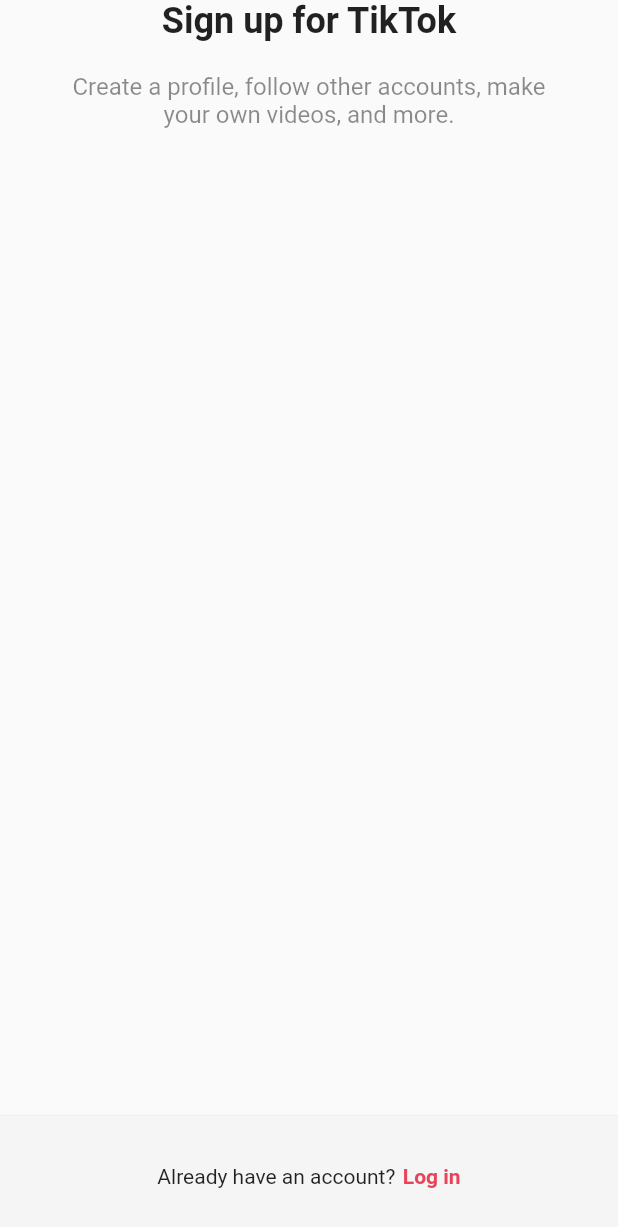
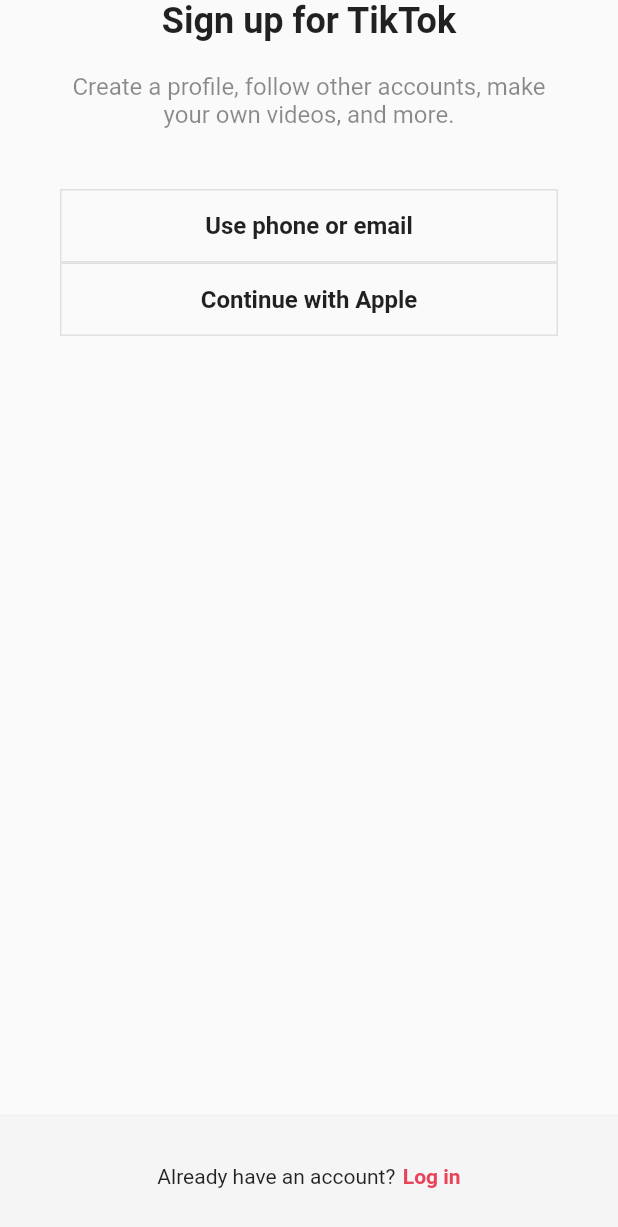
Before and after one commit to geonwoo-jeong/tiktok_clone, a Flutter app: the screen it shows after launch, on a phone screen of 412 x 824 dp. Shown: the top 1227 px of the screen. Run offline on Flutter 3.47's test engine with Material 2 defaults, Android fonts, the phone set to English and light mode, and no system bars.

Commit message:
Login Screen

```diff
--- a/lib/screens/sign_up/sign_up.screen.dart
+++ b/lib/features/authentication/login.screen.dart
@@ -2,8 +2,12 @@ import 'package:flutter/material.dart';
 import 'package:tiktok_clone/constants/gaps.dart';
 import 'package:tiktok_clone/constants/sizes.dart';
 
-class SignUpScreen extends StatelessWidget {
-  const SignUpScreen({super.key});
+class LoginScreen extends StatelessWidget {
+  const LoginScreen({super.key});
+
+  void onSignUpTap(BuildContext context) {
+    Navigator.of(context).pop();
+  }
 
   @override
   Widget build(BuildContext context) {
@@ -16,7 +20,7 @@ class SignUpScreen extends StatelessWidget {
           child: Column(
             children: const [
               Text(
-                "Sign up for TikTok",
+                "Log in to TikTok",
                 style: TextStyle(
                   fontSize: Sizes.size24,
                   fontWeight: FontWeight.w700,
@@ -24,7 +28,7 @@ class SignUpScreen extends StatelessWidget {
               ),
               Gaps.v20,
               Text(
-                "Create a profile, follow other accounts, make your own videos, and more.",
+                "Manage your account, check notifictions, comment on videos, and more.",
                 style: TextStyle(
                   fontSize: Sizes.size16,
                   color: Colors.black45,
@@ -46,14 +50,17 @@ class SignUpScreen extends StatelessWidget {
             mainAxisAlignment: MainAxisAlignment.center,
             children: [
               const Text(
-                'Already have an account?',
+                "Don't have an account?",
               ),
               Gaps.h5,
-              Text(
-                'Log in',
-                style: TextStyle(
-                  fontWeight: FontWeight.w600,
-                  color: Theme.of(context).primaryColor,
+              GestureDetector(
+                onTap: () => onSignUpTap(context),
+                child: Text(
+                  'Sign up',
+                  style: TextStyle(
+                    fontWeight: FontWeight.w600,
+                    color: Theme.of(context).primaryColor,
+                  ),
                 ),
               ),
             ],
--- /dev/null
+++ b/lib/features/authentication/sign_up.screen.dart
@@ -0,0 +1,81 @@
+import 'package:flutter/material.dart';
+import 'package:tiktok_clone/constants/gaps.dart';
+import 'package:tiktok_clone/constants/sizes.dart';
+import 'package:tiktok_clone/features/authentication/login.screen.dart';
+import 'package:tiktok_clone/features/authentication/widgets/auth_button.dart';
+
+class SignUpScreen extends StatelessWidget {
+  const SignUpScreen({super.key});
+
+  void onLoginTop(BuildContext context) {
+    Navigator.of(context).push(
+      MaterialPageRoute(
+        builder: (context) => const LoginScreen(),
+      ),
+    );
+  }
+
+  @override
+  Widget build(BuildContext context) {
+    return Scaffold(
+      body: SafeArea(
+        child: Padding(
+          padding: const EdgeInsets.symmetric(
+            horizontal: Sizes.size40,
+          ),
+          child: Column(
+            children: const [
+              Text(
+                "Sign up for TikTok",
+                style: TextStyle(
+                  fontSize: Sizes.size24,
+                  fontWeight: FontWeight.w700,
+                ),
+              ),
+              Gaps.v20,
+              Text(
+                "Create a profile, follow other accounts, make your own videos, and more.",
+                style: TextStyle(
+                  fontSize: Sizes.size16,
+                  color: Colors.black45,
+                ),
+                textAlign: TextAlign.center,
+              ),
+              Gaps.v40,
+              AuthButton(text: "Use phone or email"),
+              AuthButton(text: "Continue with Apple"),
+            ],
+          ),
+        ),
+      ),
+      bottomNavigationBar: BottomAppBar(
+        color: Colors.grey.shade100,
+        elevation: 2,
+        child: Padding(
+          padding: const EdgeInsets.symmetric(
+            vertical: Sizes.size32,
+          ),
+          child: Row(
+            mainAxisAlignment: MainAxisAlignment.center,
+            children: [
+              const Text(
+                'Already have an account?',
+              ),
+              Gaps.h5,
+              GestureDetector(
+                onTap: () => onLoginTop(context),
+                child: Text(
+                  'Log in',
+                  style: TextStyle(
+                    fontWeight: FontWeight.w600,
+                    color: Theme.of(context).primaryColor,
+                  ),
+                ),
+              ),
+            ],
+          ),
+        ),
+      ),
+    );
+  }
+}
--- /dev/null
+++ b/lib/features/authentication/widgets/auth_button.dart
@@ -0,0 +1,37 @@
+import 'package:flutter/material.dart';
+import 'package:tiktok_clone/constants/sizes.dart';
+
+class AuthButton extends StatelessWidget {
+  final String text;
+
+  const AuthButton({
+    super.key,
+    required this.text,
+  });
+
+  @override
+  Widget build(BuildContext context) {
+    return FractionallySizedBox(
+      widthFactor: 1,
+      child: Container(
+        padding: const EdgeInsets.symmetric(
+          vertical: Sizes.size14,
+        ),
+        decoration: BoxDecoration(
+          border: Border.all(
+            color: Colors.grey.shade300,
+            width: Sizes.size1,
+          ),
+        ),
+        child: Text(
+          text,
+          style: const TextStyle(
+            fontSize: Sizes.size16,
+            fontWeight: FontWeight.w600,
+          ),
+          textAlign: TextAlign.center,
+        ),
+      ),
+    );
+  }
+}
--- a/lib/main.dart
+++ b/lib/main.dart
@@ -1,5 +1,5 @@
 import 'package:flutter/material.dart';
-import 'package:tiktok_clone/screens/sign_up/sign_up.screen.dart';
+import 'package:tiktok_clone/features/authentication/sign_up.screen.dart';
 
 void main() {
   runApp(const TikTokApp());
```
